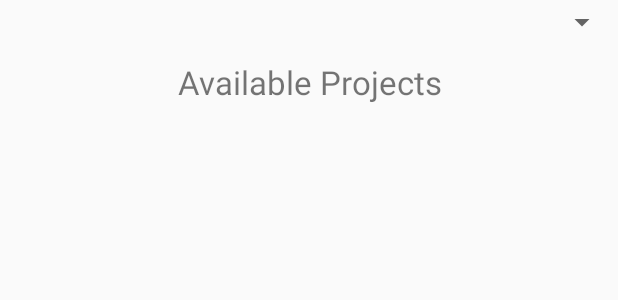
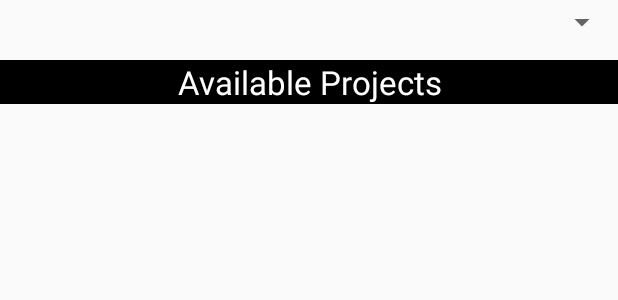
Before and after one commit to rk472/NewJT, an Android app: the layout fragment_project.xml on its own in the app's theme, with its tools: preview values and no code run, on a phone screen of 412 x 824 dp. Shown: the top 300 px of the screen. Run offline under Robolectric (Android 15) with nearby library versions, the phone set to English and light mode, and no system bars.

```diff
--- a/app/src/main/res/layout/fragment_project.xml
+++ b/app/src/main/res/layout/fragment_project.xml
@@ -12,13 +12,15 @@
             android:id="@+id/project_subject_list"
             android:layout_width="match_parent"
             android:layout_height="30dp"
-
-            android:textAlignment="center"/>
+            android:textAlignment="center"
+            />
         <TextView
             android:layout_width="match_parent"
             android:layout_height="wrap_content"
             android:text="Available Projects"
             android:textSize="22dp"
+            android:background="@color/colorBlack"
+            android:textColor="@color/colorWhite"
             android:layout_marginTop="10dp"
             android:textAlignment="center"/>
         <android.support.v7.widget.RecyclerView
```
